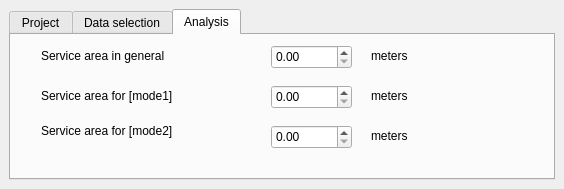
Qt form PASCAL/PASCAL_dockwidget_base.ui (SimonGriffioen/GEO1005) before a commit.
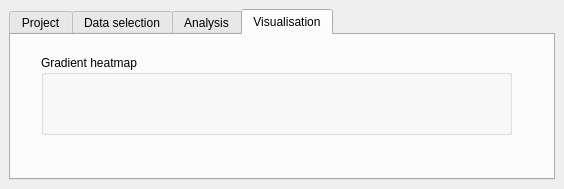
The same form after that commit.

Commit message:
UI update 10 dec pt2
+ TAB: visualisation

What changed in the file:
```diff
--- a/PASCAL/PASCAL_dockwidget_base.ui
+++ b/PASCAL/PASCAL_dockwidget_base.ui
@@ -18,7 +18,7 @@
     <item row="1" column="0">
      <widget class="QTabWidget" name="tabWidget">
       <property name="currentIndex">
-       <number>2</number>
+       <number>3</number>
       </property>
       <widget class="QWidget" name="Project">
        <attribute name="title">
@@ -316,6 +316,24 @@
         </property>
        </widget>
       </widget>
+      <widget class="QWidget" name="tab_5">
+       <attribute name="title">
+        <string>Visualisation</string>
+       </attribute>
+       <widget class="QGroupBox" name="groupBox_2">
+        <property name="geometry">
+         <rect>
+          <x>30</x>
+          <y>20</y>
+          <width>471</width>
+          <height>80</height>
+         </rect>
+        </property>
+        <property name="title">
+         <string>Gradient heatmap</string>
+        </property>
+       </widget>
+      </widget>
      </widget>
     </item>
    </layout>
```
